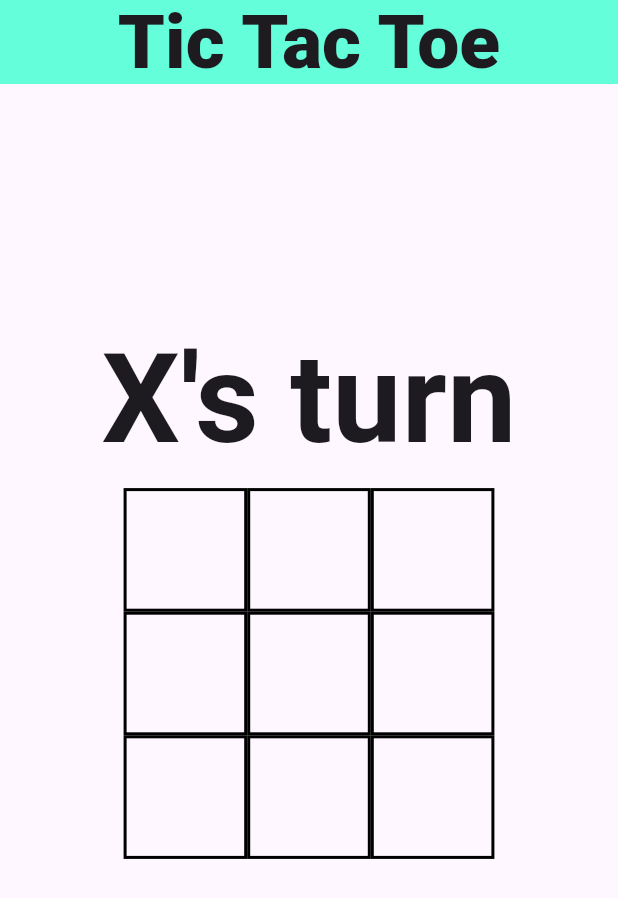
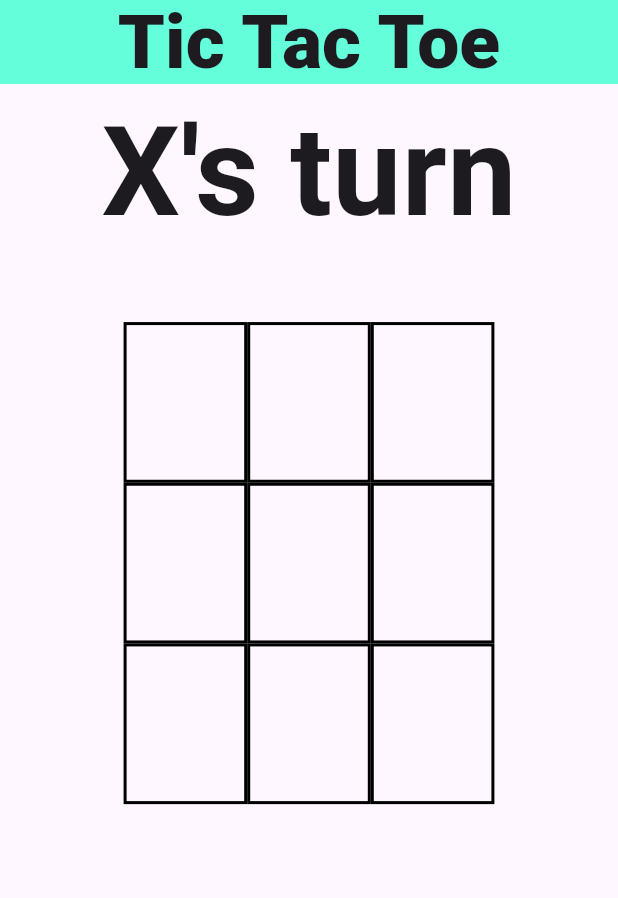
Before and after one commit to hari-palani/Tic_Tac_Toe, a Flutter app: the screen it shows after launch, on a phone screen of 412 x 824 dp. Shown: the top 898 px of the screen. Run offline on Flutter 3.47's test engine with Material 3 defaults, Android fonts, the phone set to English and light mode, and no system bars.

Commit message:
Update main.dart

```diff
--- a/lib/main.dart
+++ b/lib/main.dart
@@ -11,7 +11,7 @@ Control control = Control();
 
 // ignore: must_be_immutable
 class MyApp extends StatelessWidget {
-  MyApp({Key? key}) : super(key: key);
+  MyApp({super.key});
 
   Control control = Control();
 
@@ -39,7 +39,7 @@ String playercharacter = "X";
 int filled = 0;
 
 class MainApp extends StatefulWidget {
-  const MainApp({Key? key}) : super(key: key);
+  const MainApp({super.key});
 
   @override
   State<MainApp> createState() => _MainAppState();
@@ -109,16 +109,16 @@ class _MainAppState extends State<MainApp> {
       },
       child: Container(
         width: MediaQuery.of(context).size.width * 0.2,
-        height: MediaQuery.of(context).size.width * 0.2,
+        height: MediaQuery.of(context).size.height * 0.13,
+        decoration: BoxDecoration(
+          border: Border.all(color: Colors.black, width: 2),
+        ),
         child: Center(
           child: Text(
             control.matrix[i][j],
             style:
                 TextStyle(fontSize: MediaQuery.of(context).size.width * 0.15),
           ),
-        ),
-        decoration: BoxDecoration(
-          border: Border.all(color: Colors.black, width: 2),
         ),
       ),
     );
@@ -129,17 +129,13 @@ class _MainAppState extends State<MainApp> {
     return Column(
       mainAxisAlignment: MainAxisAlignment.center,
       children: [
-        Container(
-          child: Text(
+        Text(
           "$playercharacter's turn",
           style: TextStyle(
               fontWeight: FontWeight.bold,
               fontSize: MediaQuery.of(context).size.width * 0.2),
         ),
-        ),
-        Padding(
-          padding: MediaQuery.of(context).viewPadding * 0.75,
-          child: Expanded(
+        Expanded(
           child: Column(
             mainAxisAlignment: MainAxisAlignment.center,
             children: [
@@ -167,11 +163,8 @@ class _MainAppState extends State<MainApp> {
                   board(2, 2),
                 ],
               ),
-                const SizedBox(
-                  height: 100,
-                ),
+              SizedBox(height: MediaQuery.of(context).size.height * 0.3),
             ],
-            ),
           ),
         ),
       ],
```
Lines whose indentation alone changed are shown as unchanged.
